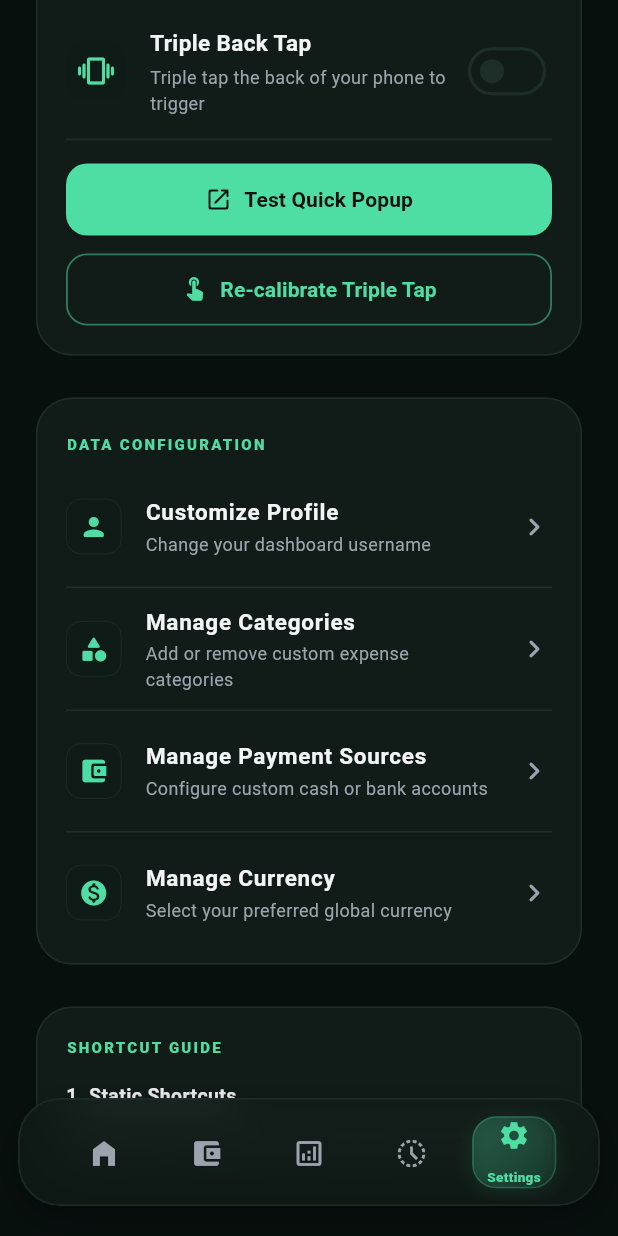
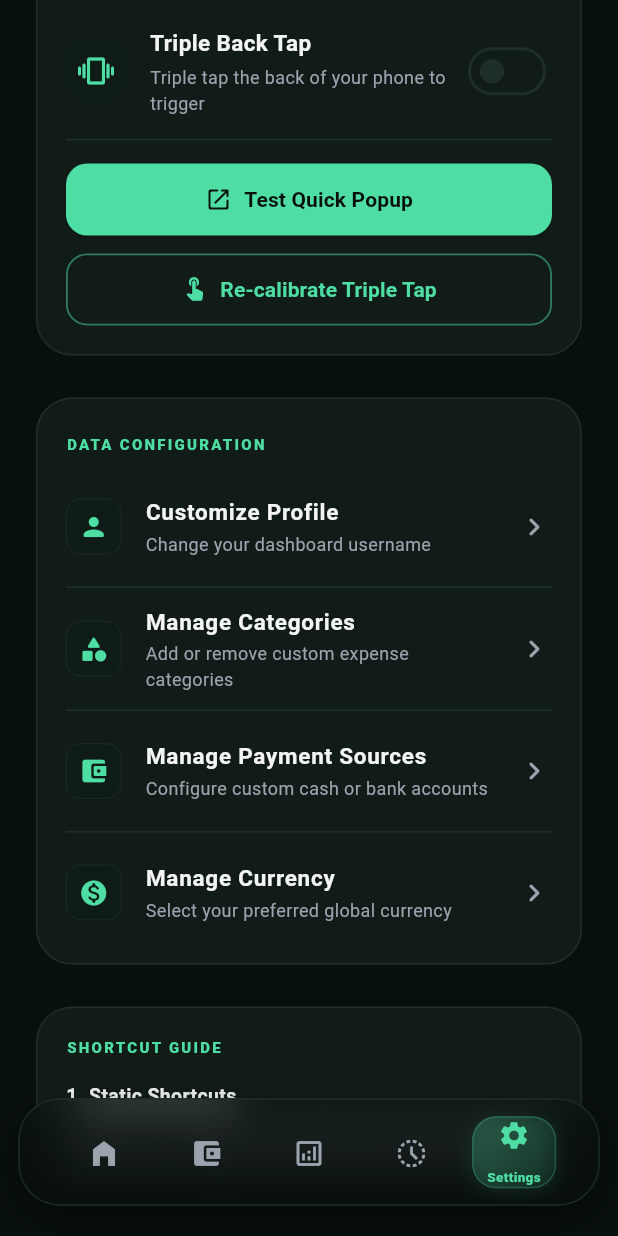
Before and after one commit to piyushram612/Tripl, a Flutter app: the MainScreen screen opened directly, item 5 of the bottom bar chosen, scrolled down 114 dp, on a phone screen of 412 x 824 dp. Run offline on Flutter 3.47's test engine with Material 3 defaults, Android fonts, the phone set to English and light mode, and no system bars; our stand-ins replace flutter_riverpod, shared_preferences; accounts and stored records are empty.

Commit message:
increased transperancy of bottom nav bar

```diff
--- a/lib/screens/main_screen.dart
+++ b/lib/screens/main_screen.dart
@@ -185,7 +185,7 @@ class _MainScreenState extends ConsumerState<MainScreen> with WidgetsBindingObse
             child: Container(
               padding: EdgeInsets.symmetric(horizontal: paddingHorizontal),
               decoration: BoxDecoration(
-                color: TallyTapTheme.obsidianCard.withOpacity(0.72),
+                color: TallyTapTheme.obsidianCard.withOpacity(0.10),
                 borderRadius: BorderRadius.circular(28),
                 border: Border.all(
                   color: TallyTapTheme.borderGreen.withOpacity(0.8),
```
